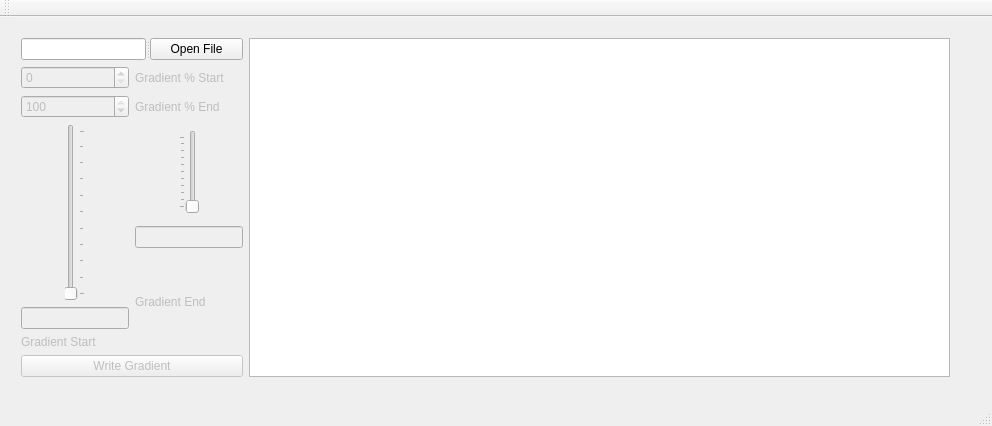
gabeseltzer/Gradient-App, file mainwindow.ui: the form before one commit.
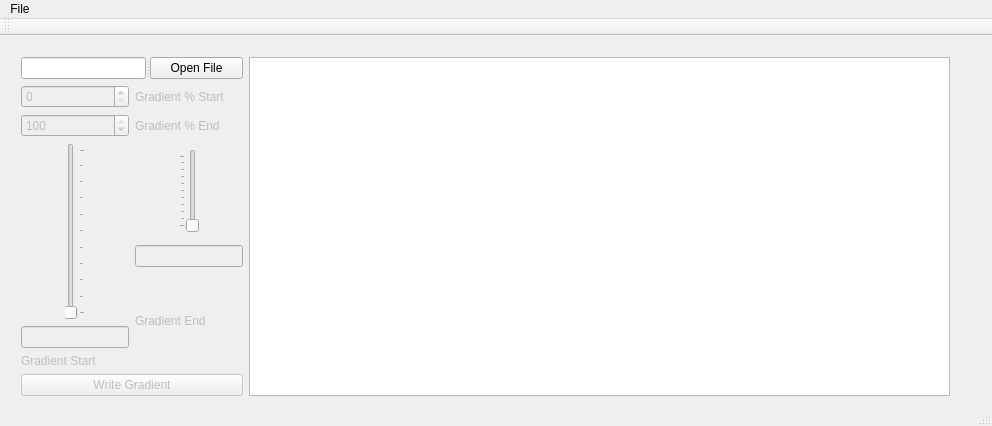
The form after the commit.

Commit message: New Gradient Algorithm working for base case

Patch:
```diff
--- a/mainwindow.ui
+++ b/mainwindow.ui
@@ -201,6 +201,13 @@
      <height>21</height>
     </rect>
    </property>
+   <widget class="QMenu" name="menuFile">
+    <property name="title">
+     <string>File</string>
+    </property>
+    <addaction name="actionOpen_File"/>
+   </widget>
+   <addaction name="menuFile"/>
   </widget>
   <widget class="QToolBar" name="mainToolBar">
    <attribute name="toolBarArea">
```
Left out of the diff: 11 changed lines with no effect on the pictures. The commit also changes 1 other file.
